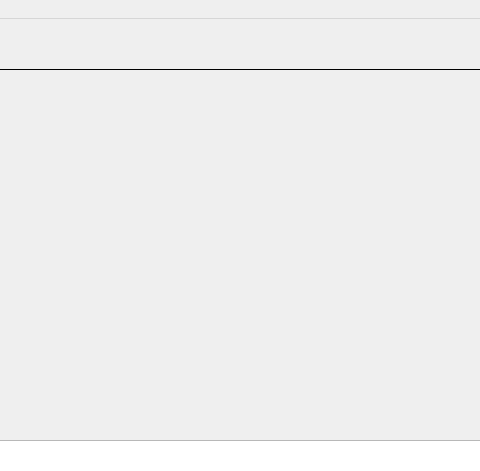
Above: mainwindow.ui from Shivewq/COMP3004FinalProject before the change; both pictures show x 501 to 981 and y 0 to 471 of the 1475 by 782 pixel window. Below: the same form after it.
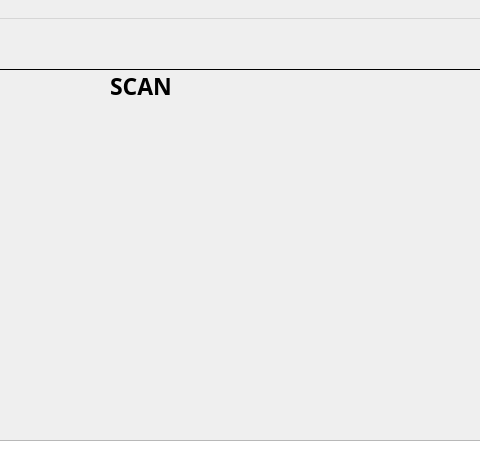
That is the form after the change. The open tabs and pages were chosen to show the change. Icons and pictures are not drawn. Custom widgets are drawn as their Qt base class.

```diff
--- a/mainwindow.ui
+++ b/mainwindow.ui
@@ -23,6 +23,9 @@
       <height>671</height>
      </rect>
     </property>
+    <property name="autoFillBackground">
+     <bool>false</bool>
+    </property>
     <property name="frameShape">
      <enum>QFrame::Box</enum>
     </property>
@@ -144,10 +147,10 @@
        <widget class="QLabel" name="pic1">
         <property name="geometry">
          <rect>
-          <x>20</x>
-          <y>30</y>
-          <width>231</width>
-          <height>281</height>
+          <x>10</x>
+          <y>20</y>
+          <width>241</width>
+          <height>291</height>
          </rect>
         </property>
         <property name="text">
@@ -645,6 +648,28 @@
        </widget>
       </widget>
      </widget>
+     <widget class="QLabel" name="scan_label">
+      <property name="geometry">
+       <rect>
+        <x>420</x>
+        <y>0</y>
+        <width>81</width>
+        <height>31</height>
+       </rect>
+      </property>
+      <property name="font">
+       <font>
+        <family>Quicksand</family>
+        <pointsize>17</pointsize>
+        <weight>75</weight>
+        <bold>true</bold>
+        <underline>false</underline>
+       </font>
+      </property>
+      <property name="text">
+       <string>SCAN</string>
+      </property>
+     </widget>
     </widget>
     <widget class="QWidget" name="page_profiles">
      <widget class="QPushButton" name="button_update">
```
Left out of the diff: 389 changed lines with no effect on the pictures.
